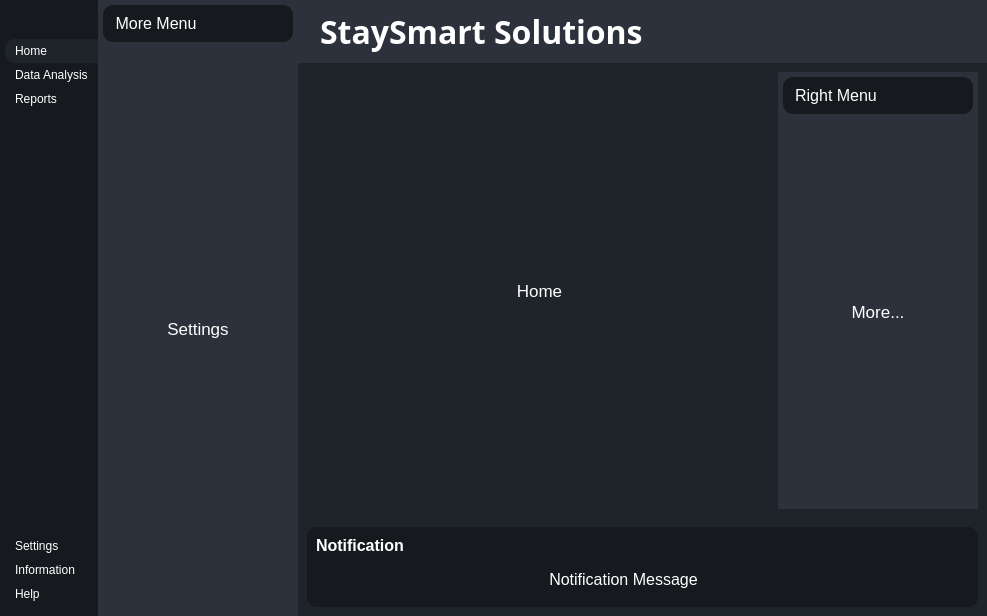
Old version of the form main_view.ui in the repository cdylpp/srt.
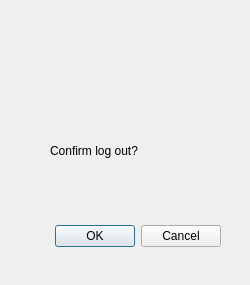
New version of the form. Icons and pictures are not drawn.

The edit to the form file:
```diff
--- a/main_view.ui
+++ b/main_view.ui
@@ -1,1065 +1,46 @@
 <?xml version="1.0" encoding="UTF-8"?>
 <ui version="4.0">
- <class>MainWindow</class>
- <widget class="QMainWindow" name="MainWindow">
+ <class>Dialog</class>
+ <widget class="QDialog" name="Dialog">
   <property name="geometry">
    <rect>
     <x>0</x>
     <y>0</y>
-    <width>987</width>
-    <height>616</height>
+    <width>250</width>
+    <height>285</height>
    </rect>
   </property>
   <property name="windowTitle">
    <string>MainWindow</string>
   </property>
-  <property name="styleSheet">
-   <string notr="true">*{
-	border: none;
-	background-color: transparent;
-	background: transparent;
-	padding: 0;
-	margin: 0;
-	color:#fff;
-}
-#centralwidget{
-	background-color: #1f232a;
-}
-#leftMenuSubContainer{
-	background-color: #16191d;
-}
-#leftMenuSubContainer QPushButton{
-	text-align: left;
-	padding: 5px 10px;
-	border-top-left-radius: 10px;
-	border-bottom-left-radius: 10px;
-}
-#centerMenuSubContainer, #rightMenuSubContainer{
-	background-color: #2c313c;
-}
-#frame_4, #frame_8, #popUpNotificationSubContainer{
-	background-color: #16191d;
-	border-radius: 10px;
-}
-#headerContainer{
-	background-color: #2c313c;
-}
-</string>
-  </property>
-  <widget class="QWidget" name="centralwidget">
-   <layout class="QHBoxLayout" name="horizontalLayout">
-    <property name="spacing">
-     <number>0</number>
-    </property>
-    <property name="leftMargin">
-     <number>0</number>
-    </property>
-    <property name="topMargin">
-     <number>0</number>
-    </property>
-    <property name="rightMargin">
-     <number>0</number>
-    </property>
-    <property name="bottomMargin">
-     <number>0</number>
-    </property>
-    <item alignment="Qt::AlignLeft">
-     <widget class="QWidget" name="leftMenuContainer" native="true">
-      <layout class="QVBoxLayout" name="verticalLayout">
-       <property name="spacing">
-        <number>0</number>
-       </property>
-       <property name="leftMargin">
-        <number>0</number>
-       </property>
-       <property name="topMargin">
-        <number>0</number>
-       </property>
-       <property name="rightMargin">
-        <number>0</number>
-       </property>
-       <property name="bottomMargin">
-        <number>0</number>
-       </property>
-       <item alignment="Qt::AlignLeft">
-        <widget class="QWidget" name="leftMenuSubContainer" native="true">
-         <layout class="QVBoxLayout" name="verticalLayout_2">
-          <property name="spacing">
-           <number>0</number>
-          </property>
-          <property name="leftMargin">
-           <number>5</number>
-          </property>
-          <property name="topMargin">
-           <number>5</number>
-          </property>
-          <property name="rightMargin">
-           <number>0</number>
-          </property>
-          <property name="bottomMargin">
-           <number>0</number>
-          </property>
-          <item alignment="Qt::AlignTop">
-           <widget class="QFrame" name="frame">
-            <property name="frameShape">
-             <enum>QFrame::StyledPanel</enum>
-            </property>
-            <property name="frameShadow">
-             <enum>QFrame::Raised</enum>
-            </property>
-            <layout class="QHBoxLayout" name="horizontalLayout_2">
-             <property name="spacing">
-              <number>0</number>
-             </property>
-             <property name="leftMargin">
-              <number>0</number>
-             </property>
-             <property name="topMargin">
-              <number>0</number>
-             </property>
-             <property name="rightMargin">
-              <number>0</number>
-             </property>
-             <property name="bottomMargin">
-              <number>0</number>
-             </property>
-             <item>
-              <widget class="QPushButton" name="menuBtn">
-               <property name="toolTip">
-                <string>Menu</string>
-               </property>
-               <property name="text">
-                <string/>
-               </property>
-               <property name="icon">
-                <iconset resource="resources.qrc">
-                 <normaloff>:resources/Icons/align-justify.svg</normaloff>:resources/Icons/align-justify.svg</iconset>
-               </property>
-               <property name="iconSize">
-                <size>
-                 <width>24</width>
-                 <height>24</height>
-                </size>
-               </property>
-              </widget>
-             </item>
-            </layout>
-           </widget>
-          </item>
-          <item alignment="Qt::AlignTop">
-           <widget class="QFrame" name="frame_2">
-            <property name="sizePolicy">
-             <sizepolicy hsizetype="Preferred" vsizetype="Preferred">
-              <horstretch>0</horstretch>
-              <verstretch>0</verstretch>
-             </sizepolicy>
-            </property>
-            <property name="frameShape">
-             <enum>QFrame::StyledPanel</enum>
-            </property>
-            <property name="frameShadow">
-             <enum>QFrame::Raised</enum>
-            </property>
-            <layout class="QVBoxLayout" name="verticalLayout_3">
-             <property name="spacing">
-              <number>0</number>
-             </property>
-             <property name="leftMargin">
-              <number>0</number>
-             </property>
-             <property name="topMargin">
-              <number>10</number>
-             </property>
-             <property name="rightMargin">
-              <number>0</number>
-             </property>
-             <property name="bottomMargin">
-              <number>10</number>
-             </property>
-             <item>
-              <widget class="QPushButton" name="homeBtn">
-               <property name="toolTip">
-                <string>Home</string>
-               </property>
-               <property name="styleSheet">
-                <string notr="true">background-color: #1f232a;</string>
-               </property>
-               <property name="text">
-                <string>Home</string>
-               </property>
-               <property name="icon">
-                <iconset resource="resources.qrc">
-                 <normaloff>:resources/Icons/home.svg</normaloff>:resources/Icons/home.svg</iconset>
-               </property>
-               <property name="iconSize">
-                <size>
-                 <width>24</width>
-                 <height>24</height>
-                </size>
-               </property>
-              </widget>
-             </item>
-             <item>
-              <widget class="QPushButton" name="dataBtn">
-               <property name="toolTip">
-                <string>Data Analysis</string>
-               </property>
-               <property name="text">
-                <string>Data Analysis</string>
-               </property>
-               <property name="icon">
-                <iconset resource="resources.qrc">
-                 <normaloff>:resources/Icons/list.svg</normaloff>:resources/Icons/list.svg</iconset>
-               </property>
-               <property name="iconSize">
-                <size>
-                 <width>24</width>
-                 <height>24</height>
-                </size>
-               </property>
-              </widget>
-             </item>
-             <item>
-              <widget class="QPushButton" name="reportBtn">
-               <property name="toolTip">
-                <string>Reports</string>
-               </property>
-               <property name="text">
-                <string>Reports</string>
-               </property>
-               <property name="icon">
-                <iconset resource="resources.qrc">
-                 <normaloff>:resources/Icons/printer.svg</normaloff>:resources/Icons/printer.svg</iconset>
-               </property>
-               <property name="iconSize">
-                <size>
-                 <width>24</width>
-                 <height>24</height>
-                </size>
-               </property>
-              </widget>
-             </item>
-            </layout>
-           </widget>
-          </item>
-          <item>
-           <spacer name="verticalSpacer">
-            <property name="orientation">
-             <enum>Qt::Vertical</enum>
-            </property>
-            <property name="sizeHint" stdset="0">
-             <size>
-              <width>20</width>
-              <height>40</height>
-             </size>
-            </property>
-           </spacer>
-          </item>
-          <item alignment="Qt::AlignBottom">
-           <widget class="QFrame" name="frame_3">
-            <property name="frameShape">
-             <enum>QFrame::StyledPanel</enum>
-            </property>
-            <property name="frameShadow">
-             <enum>QFrame::Raised</enum>
-            </property>
-            <layout class="QVBoxLayout" name="verticalLayout_4">
-             <property name="spacing">
-              <number>0</number>
-             </property>
-             <property name="leftMargin">
-              <number>0</number>
-             </property>
-             <property name="topMargin">
-              <number>10</number>
-             </property>
-             <property name="rightMargin">
-              <number>0</number>
-             </property>
-             <property name="bottomMargin">
-              <number>10</number>
-             </property>
-             <item>
-              <widget class="QPushButton" name="settingsBtn">
-               <property name="toolTip">
-                <string>Settings</string>
-               </property>
-               <property name="text">
-                <string>Settings</string>
-               </property>
-               <property name="icon">
-                <iconset resource="resources.qrc">
-                 <normaloff>:resources/Icons/settings.svg</normaloff>:resources/Icons/settings.svg</iconset>
-               </property>
-               <property name="iconSize">
-                <size>
-                 <width>24</width>
-                 <height>24</height>
-                </size>
-               </property>
-              </widget>
-             </item>
-             <item>
-              <widget class="QPushButton" name="infoBtn">
-               <property name="toolTip">
-                <string>Information</string>
-               </property>
-               <property name="text">
-                <string>Information</string>
-               </property>
-               <property name="icon">
-                <iconset resource="resources.qrc">
-                 <normaloff>:/icons/Icons/info.svg</normaloff>:/icons/Icons/info.svg</iconset>
-               </property>
-               <property name="iconSize">
-                <size>
-                 <width>24</width>
-                 <height>24</height>
-                </size>
-               </property>
-              </widget>
-             </item>
-             <item>
-              <widget class="QPushButton" name="helpBtn">
-               <property name="toolTip">
-                <string>Help</string>
-               </property>
-               <property name="text">
-                <string>Help</string>
-               </property>
-               <property name="icon">
-                <iconset resource="resources.qrc">
-                 <normaloff>:/icons/Icons/help-circle.svg</normaloff>:/icons/Icons/help-circle.svg</iconset>
-               </property>
-               <property name="iconSize">
-                <size>
-                 <width>24</width>
-                 <height>24</height>
-                </size>
-               </property>
-              </widget>
-             </item>
-            </layout>
-           </widget>
-          </item>
-         </layout>
-        </widget>
-       </item>
-      </layout>
-     </widget>
-    </item>
-    <item>
-     <widget class="QWidget" name="centerMenuContainer" native="true">
-      <property name="minimumSize">
-       <size>
-        <width>200</width>
-        <height>0</height>
-       </size>
-      </property>
-      <layout class="QVBoxLayout" name="verticalLayout_5">
-       <property name="spacing">
-        <number>0</number>
-       </property>
-       <property name="leftMargin">
-        <number>0</number>
-       </property>
-       <property name="topMargin">
-        <number>0</number>
-       </property>
-       <property name="rightMargin">
-        <number>0</number>
-       </property>
-       <property name="bottomMargin">
-        <number>0</number>
-       </property>
-       <item alignment="Qt::AlignLeft">
-        <widget class="QWidget" name="centerMenuSubContainer" native="true">
-         <property name="minimumSize">
-          <size>
-           <width>200</width>
-           <height>0</height>
-          </size>
-         </property>
-         <layout class="QVBoxLayout" name="verticalLayout_6">
-          <property name="spacing">
-           <number>5</number>
-          </property>
-          <property name="leftMargin">
-           <number>5</number>
-          </property>
-          <property name="topMargin">
-           <number>5</number>
-          </property>
-          <property name="rightMargin">
-           <number>5</number>
-          </property>
-          <property name="bottomMargin">
-           <number>5</number>
-          </property>
-          <item alignment="Qt::AlignTop">
-           <widget class="QFrame" name="frame_4">
-            <property name="frameShape">
-             <enum>QFrame::StyledPanel</enum>
-            </property>
-            <property name="frameShadow">
-             <enum>QFrame::Raised</enum>
-            </property>
-            <layout class="QHBoxLayout" name="horizontalLayout_3">
-             <property name="leftMargin">
-              <number>12</number>
-             </property>
-             <item alignment="Qt::AlignVCenter">
-              <widget class="QLabel" name="label">
-               <property name="font">
-                <font>
-                 <pointsize>12</pointsize>
-                </font>
-               </property>
-               <property name="text">
-                <string>More Menu</string>
-               </property>
-               <property name="alignment">
-                <set>Qt::AlignCenter</set>
-               </property>
-              </widget>
-             </item>
-             <item alignment="Qt::AlignRight|Qt::AlignVCenter">
-              <widget class="QPushButton" name="pushButton">
-               <property name="toolTip">
-                <string>Close Menu</string>
-               </property>
-               <property name="text">
-                <string/>
-               </property>
-               <property name="icon">
-                <iconset resource="resources.qrc">
-                 <normaloff>:/icons/Icons/x-circle.svg</normaloff>:/icons/Icons/x-circle.svg</iconset>
-               </property>
-               <property name="iconSize">
-                <size>
-                 <width>24</width>
-                 <height>24</height>
-                </size>
-               </property>
-              </widget>
-             </item>
-            </layout>
-           </widget>
-          </item>
-          <item>
-           <widget class="QStackedWidget" name="stackedWidget">
-            <property name="minimumSize">
-             <size>
-              <width>0</width>
-              <height>0</height>
-             </size>
-            </property>
-            <property name="currentIndex">
-             <number>0</number>
-            </property>
-            <widget class="QWidget" name="page_3">
-             <layout class="QVBoxLayout" name="verticalLayout_7">
-              <item>
-               <widget class="QLabel" name="label_2">
-                <property name="font">
-                 <font>
-                  <pointsize>13</pointsize>
-                  <bold>false</bold>
-                 </font>
-                </property>
-                <property name="text">
-                 <string>Settings</string>
-                </property>
-                <property name="alignment">
-                 <set>Qt::AlignCenter</set>
-                </property>
-               </widget>
-              </item>
-             </layout>
-            </widget>
-            <widget class="QWidget" name="page_4">
-             <layout class="QVBoxLayout" name="verticalLayout_8">
-              <item>
-               <widget class="QLabel" name="label_3">
-                <property name="font">
-                 <font>
-                  <pointsize>13</pointsize>
-                  <bold>false</bold>
-                 </font>
-                </property>
-                <property name="text">
-                 <string>Information</string>
-                </property>
-                <property name="alignment">
-                 <set>Qt::AlignCenter</set>
-                </property>
-               </widget>
-              </item>
-             </layout>
-            </widget>
-            <widget class="QWidget" name="page_5">
-             <layout class="QVBoxLayout" name="verticalLayout_9">
-              <item>
-               <widget class="QLabel" name="label_4">
-                <property name="font">
-                 <font>
-                  <pointsize>13</pointsize>
-                  <bold>false</bold>
-                 </font>
-                </property>
-                <property name="text">
-                 <string>Help</string>
-                </property>
-                <property name="alignment">
-                 <set>Qt::AlignCenter</set>
-                </property>
-               </widget>
-              </item>
-             </layout>
-            </widget>
-           </widget>
-          </item>
-         </layout>
-        </widget>
-       </item>
-      </layout>
-     </widget>
-    </item>
-    <item>
-     <widget class="QWidget" name="mainBodyContainer" native="true">
-      <property name="sizePolicy">
-       <sizepolicy hsizetype="Expanding" vsizetype="Preferred">
-        <horstretch>0</horstretch>
-        <verstretch>0</verstretch>
-       </sizepolicy>
-      </property>
-      <property name="styleSheet">
-       <string notr="true"/>
-      </property>
-      <layout class="QVBoxLayout" name="verticalLayout_10">
-       <property name="spacing">
-        <number>0</number>
-       </property>
-       <property name="leftMargin">
-        <number>0</number>
-       </property>
-       <property name="topMargin">
-        <number>0</number>
-       </property>
-       <property name="rightMargin">
-        <number>0</number>
-       </property>
-       <property name="bottomMargin">
-        <number>0</number>
-       </property>
-       <item alignment="Qt::AlignTop">
-        <widget class="QWidget" name="headerContainer" native="true">
-         <layout class="QHBoxLayout" name="horizontalLayout_5">
-          <item alignment="Qt::AlignLeft">
-           <widget class="QFrame" name="frame_5">
-            <property name="frameShape">
-             <enum>QFrame::StyledPanel</enum>
-            </property>
-            <property name="frameShadow">
-             <enum>QFrame::Raised</enum>
-            </property>
-            <layout class="QHBoxLayout" name="horizontalLayout_7">
-             <property name="spacing">
-              <number>6</number>
-             </property>
-             <property name="leftMargin">
-              <number>0</number>
-             </property>
-             <property name="topMargin">
-              <number>0</number>
-             </property>
-             <property name="rightMargin">
-              <number>0</number>
-             </property>
-             <property name="bottomMargin">
-              <number>0</number>
-             </property>
-             <item>
-              <widget class="QLabel" name="label_5">
-               <property name="maximumSize">
-                <size>
-                 <width>60</width>
-                 <height>60</height>
-                </size>
-               </property>
-               <property name="text">
-                <string/>
-               </property>
-               <property name="pixmap">
-                <pixmap resource="resources.qrc">:/images/StaySmart Logo 1.png</pixmap>
-               </property>
-               <property name="scaledContents">
-                <bool>true</bool>
-               </property>
-              </widget>
-             </item>
-             <item alignment="Qt::AlignVCenter">
-              <widget class="QLabel" name="label_6">
-               <property name="font">
-                <font>
-                 <family>Nirmala UI Semilight</family>
-                 <pointsize>24</pointsize>
-                 <bold>true</bold>
-                </font>
-               </property>
-               <property name="text">
-                <string>StaySmart Solutions</string>
-               </property>
-              </widget>
-             </item>
-            </layout>
-           </widget>
-          </item>
-          <item alignment="Qt::AlignHCenter">
-           <widget class="QFrame" name="frame_6">
-            <property name="frameShape">
-             <enum>QFrame::StyledPanel</enum>
-            </property>
-            <property name="frameShadow">
-             <enum>QFrame::Raised</enum>
-            </property>
-            <layout class="QHBoxLayout" name="horizontalLayout_6">
-             <property name="leftMargin">
-              <number>0</number>
-             </property>
-             <property name="topMargin">
-              <number>0</number>
-             </property>
-             <property name="rightMargin">
-              <number>0</number>
-             </property>
-             <property name="bottomMargin">
-              <number>0</number>
-             </property>
-             <item>
-              <widget class="QPushButton" name="pushButton_6">
-               <property name="toolTip">
-                <string>More</string>
-               </property>
-               <property name="text">
-                <string/>
-               </property>
-               <property name="icon">
-                <iconset resource="resources.qrc">
-                 <normaloff>:/icons/Icons/more-horizontal.svg</normaloff>:/icons/Icons/more-horizontal.svg</iconset>
-               </property>
-               <property name="iconSize">
-                <size>
-                 <width>24</width>
-                 <height>24</height>
-                </size>
-               </property>
-              </widget>
-             </item>
-             <item>
-              <widget class="QPushButton" name="pushButton_5">
-               <property name="toolTip">
-                <string>Profile</string>
-               </property>
-               <property name="text">
-                <string/>
-               </property>
-               <property name="icon">
-                <iconset resource="resources.qrc">
-                 <normaloff>:/icons/Icons/user.svg</normaloff>:/icons/Icons/user.svg</iconset>
-               </property>
-               <property name="iconSize">
-                <size>
-                 <width>24</width>
-                 <height>24</height>
-                </size>
-               </property>
-              </widget>
-             </item>
-            </layout>
-           </widget>
-          </item>
-          <item alignment="Qt::AlignRight">
-           <widget class="QFrame" name="frame_7">
-            <property name="frameShape">
-             <enum>QFrame::StyledPanel</enum>
-            </property>
-            <property name="frameShadow">
-             <enum>QFrame::Raised</enum>
-            </property>
-            <layout class="QHBoxLayout" name="horizontalLayout_4">
-             <property name="leftMargin">
-              <number>0</number>
-             </property>
-             <property name="topMargin">
-              <number>0</number>
-             </property>
-             <property name="rightMargin">
-              <number>0</number>
-             </property>
-             <property name="bottomMargin">
-              <number>0</number>
-             </property>
-             <item>
-              <widget class="QPushButton" name="pushButton_4">
-               <property name="toolTip">
-                <string>Minimize Window</string>
-               </property>
-               <property name="text">
-                <string/>
-               </property>
-               <property name="icon">
-                <iconset resource="resources.qrc">
-                 <normaloff>:/icons/Icons/minus.svg</normaloff>:/icons/Icons/minus.svg</iconset>
-               </property>
-              </widget>
-             </item>
-             <item>
-              <widget class="QPushButton" name="pushButton_2">
-               <property name="toolTip">
-                <string>Maximize Window</string>
-               </property>
-               <property name="text">
-                <string/>
-               </property>
-               <property name="icon">
-                <iconset resource="resources.qrc">
-                 <normaloff>:/icons/Icons/square.svg</normaloff>:/icons/Icons/square.svg</iconset>
-               </property>
-              </widget>
-             </item>
-             <item>
-              <widget class="QPushButton" name="pushButton_3">
-               <property name="toolTip">
-                <string>Close Window</string>
-               </property>
-               <property name="text">
-                <string/>
-               </property>
-               <property name="icon">
-                <iconset resource="resources.qrc">
-                 <normaloff>:/icons/Icons/x.svg</normaloff>:/icons/Icons/x.svg</iconset>
-               </property>
-              </widget>
-             </item>
-            </layout>
-           </widget>
-          </item>
-         </layout>
-        </widget>
-       </item>
-       <item>
-        <widget class="QWidget" name="mainBodyContent" native="true">
-         <property name="sizePolicy">
-          <sizepolicy hsizetype="Preferred" vsizetype="Expanding">
-           <horstretch>0</horstretch>
-           <verstretch>0</verstretch>
-          </sizepolicy>
-         </property>
-         <layout class="QHBoxLayout" name="horizontalLayout_8">
-          <item>
-           <widget class="QWidget" name="mainContentsContainer" native="true">
-            <layout class="QVBoxLayout" name="verticalLayout_15">
-             <item>
-              <widget class="QStackedWidget" name="stackedWidget_3">
-               <widget class="QWidget" name="page_6">
-                <layout class="QVBoxLayout" name="verticalLayout_16">
-                 <item>
-                  <widget class="QLabel" name="label_10">
-                   <property name="font">
-                    <font>
-                     <pointsize>13</pointsize>
-                     <bold>false</bold>
-                    </font>
-                   </property>
-                   <property name="text">
-                    <string>Home</string>
-                   </property>
-                   <property name="alignment">
-                    <set>Qt::AlignCenter</set>
-                   </property>
-                  </widget>
-                 </item>
-                </layout>
-               </widget>
-               <widget class="QWidget" name="page_7">
-                <layout class="QVBoxLayout" name="verticalLayout_17">
-                 <item>
-                  <widget class="QLabel" name="label_11">
-                   <property name="font">
-                    <font>
-                     <pointsize>13</pointsize>
-                     <bold>false</bold>
-                    </font>
-                   </property>
-                   <property name="text">
-                    <string>Data Analysis</string>
-                   </property>
-                   <property name="alignment">
-                    <set>Qt::AlignCenter</set>
-                   </property>
-                  </widget>
-                 </item>
-                </layout>
-               </widget>
-               <widget class="QWidget" name="page_8">
-                <layout class="QVBoxLayout" name="verticalLayout_18">
-                 <item>
-                  <widget class="QLabel" name="label_12">
-                   <property name="font">
-                    <font>
-                     <pointsize>13</pointsize>
-                     <bold>false</bold>
-                    </font>
-                   </property>
-                   <property name="text">
-                    <string>Reports</string>
-                   </property>
-                   <property name="alignment">
-                    <set>Qt::AlignCenter</set>
-                   </property>
-                  </widget>
-                 </item>
-                </layout>
-               </widget>
-              </widget>
-             </item>
-            </layout>
-           </widget>
-          </item>
-          <item alignment="Qt::AlignRight">
-           <widget class="QWidget" name="rightMenuContainer" native="true">
-            <property name="minimumSize">
-             <size>
-              <width>200</width>
-              <height>0</height>
-             </size>
-            </property>
-            <layout class="QVBoxLayout" name="verticalLayout_11">
-             <property name="spacing">
-              <number>0</number>
-             </property>
-             <property name="leftMargin">
-              <number>0</number>
-             </property>
-             <property name="topMargin">
-              <number>0</number>
-             </property>
-             <property name="rightMargin">
-              <number>0</number>
-             </property>
-             <property name="bottomMargin">
-              <number>0</number>
-             </property>
-             <item>
-              <widget class="QWidget" name="rightMenuSubContainer" native="true">
-               <property name="minimumSize">
-                <size>
-                 <width>200</width>
-                 <height>0</height>
-                </size>
-               </property>
-               <layout class="QVBoxLayout" name="verticalLayout_12">
-                <property name="spacing">
-                 <number>5</number>
-                </property>
-                <property name="leftMargin">
-                 <number>5</number>
-                </property>
-                <property name="topMargin">
-                 <number>5</number>
-                </property>
-                <property name="rightMargin">
-                 <number>5</number>
-                </property>
-                <property name="bottomMargin">
-                 <number>5</number>
-                </property>
-                <item>
-                 <widget class="QFrame" name="frame_8">
-                  <property name="frameShape">
-                   <enum>QFrame::StyledPanel</enum>
-                  </property>
-                  <property name="frameShadow">
-                   <enum>QFrame::Raised</enum>
-                  </property>
-                  <layout class="QHBoxLayout" name="horizontalLayout_9">
-                   <property name="leftMargin">
-                    <number>12</number>
-                   </property>
-                   <item alignment="Qt::AlignVCenter">
-                    <widget class="QLabel" name="label_7">
-                     <property name="font">
-                      <font>
-                       <pointsize>12</pointsize>
-                      </font>
-                     </property>
-                     <property name="text">
-                      <string>Right Menu</string>
-                     </property>
-                     <property name="alignment">
-                      <set>Qt::AlignCenter</set>
-                     </property>
-                    </widget>
-                   </item>
-                   <item alignment="Qt::AlignRight|Qt::AlignVCenter">
-                    <widget class="QPushButton" name="pushButton_7">
-                     <property name="toolTip">
-                      <string>Close Menu</string>
-                     </property>
-                     <property name="text">
-                      <string/>
-                     </property>
-                     <property name="icon">
-                      <iconset resource="resources.qrc">
-                       <normaloff>:/icons/Icons/x-circle.svg</normaloff>:/icons/Icons/x-circle.svg</iconset>
-                     </property>
-                     <property name="iconSize">
-                      <size>
-                       <width>24</width>
-                       <height>24</height>
-                      </size>
-                     </property>
-                    </widget>
-                   </item>
-                  </layout>
-                 </widget>
-                </item>
-                <item>
-                 <widget class="QStackedWidget" name="stackedWidget_2">
-                  <property name="currentIndex">
-                   <number>1</number>
-                  </property>
-                  <widget class="QWidget" name="page">
-                   <layout class="QVBoxLayout" name="verticalLayout_13">
-                    <item>
-                     <widget class="QLabel" name="label_8">
-                      <property name="font">
-                       <font>
-                        <pointsize>13</pointsize>
-                        <bold>false</bold>
-                       </font>
-                      </property>
-                      <property name="text">
-                       <string>Profile</string>
-                      </property>
-                      <property name="alignment">
-                       <set>Qt::AlignCenter</set>
-                      </property>
-                     </widget>
-                    </item>
-                   </layout>
-                  </widget>
-                  <widget class="QWidget" name="page_2">
-                   <layout class="QVBoxLayout" name="verticalLayout_14">
-                    <item>
-                     <widget class="QLabel" name="label_9">
-                      <property name="font">
-                       <font>
-                        <pointsize>13</pointsize>
-                        <bold>false</bold>
-                       </font>
-                      </property>
-                      <property name="text">
-                       <string>More...</string>
-                      </property>
-                      <property name="alignment">
-                       <set>Qt::AlignCenter</set>
-                      </property>
-                     </widget>
-                    </item>
-                   </layout>
-                  </widget>
-                 </widget>
-                </item>
-               </layout>
-              </widget>
-             </item>
-            </layout>
-           </widget>
-          </item>
-         </layout>
-        </widget>
-       </item>
-       <item>
-        <widget class="QWidget" name="popUpNotificationContainer" native="true">
-         <layout class="QVBoxLayout" name="verticalLayout_19">
-          <item>
-           <widget class="QWidget" name="popUpNotificationSubContainer" native="true">
-            <layout class="QVBoxLayout" name="verticalLayout_20">
-             <item>
-              <widget class="QLabel" name="label_14">
-               <property name="font">
-                <font>
-                 <pointsize>12</pointsize>
-                 <bold>true</bold>
-                </font>
-               </property>
-               <property name="text">
-                <string>Notification</string>
-               </property>
-              </widget>
-             </item>
-             <item>
-              <widget class="QFrame" name="frame_9">
-               <property name="frameShape">
-                <enum>QFrame::StyledPanel</enum>
-               </property>
-               <property name="frameShadow">
-                <enum>QFrame::Raised</enum>
-               </property>
-               <layout class="QHBoxLayout" name="horizontalLayout_10">
-                <item>
-                 <widget class="QLabel" name="label_13">
-                  <property name="sizePolicy">
-                   <sizepolicy hsizetype="Expanding" vsizetype="Preferred">
-                    <horstretch>0</horstretch>
-                    <verstretch>0</verstretch>
-                   </sizepolicy>
-                  </property>
-                  <property name="font">
-                   <font>
-                    <pointsize>12</pointsize>
-                   </font>
-                  </property>
-                  <property name="text">
-                   <string>Notification Message</string>
-                  </property>
-                  <property name="alignment">
-                   <set>Qt::AlignCenter</set>
-                  </property>
-                 </widget>
-                </item>
-                <item>
-                 <widget class="QPushButton" name="pushButton_8">
-                  <property name="text">
-                   <string/>
-                  </property>
-                  <property name="icon">
-                   <iconset resource="resources.qrc">
-                    <normaloff>:/icons/Icons/x.svg</normaloff>:/icons/Icons/x.svg</iconset>
-                  </property>
-                  <property name="iconSize">
-                   <size>
-                    <width>20</width>
-                    <height>20</height>
-                   </size>
-                  </property>
-                 </widget>
-                </item>
-               </layout>
-              </widget>
-             </item>
-            </layout>
-           </widget>
-          </item>
-         </layout>
-        </widget>
-       </item>
-      </layout>
-     </widget>
-    </item>
-   </layout>
+  <widget class="QDialogButtonBox" name="buttonBox">
+   <property name="geometry">
+    <rect>
+     <x>20</x>
+     <y>220</y>
+     <width>201</width>
+     <height>32</height>
+    </rect>
+   </property>
+   <property name="orientation">
+    <enum>Qt::Horizontal</enum>
+   </property>
+   <property name="standardButtons">
+    <set>QDialogButtonBox::Cancel|QDialogButtonBox::Ok</set>
+   </property>
+  </widget>
+  <widget class="QLabel" name="label">
+   <property name="geometry">
+    <rect>
+     <x>50</x>
+     <y>110</y>
+     <width>181</width>
+     <height>81</height>
+    </rect>
+   </property>
+   <property name="text">
+    <string>Confirm log out?</string>
+   </property>
   </widget>
  </widget>
  <resources>
```
Left out of the diff: 41 changed lines with no effect on the pictures.
